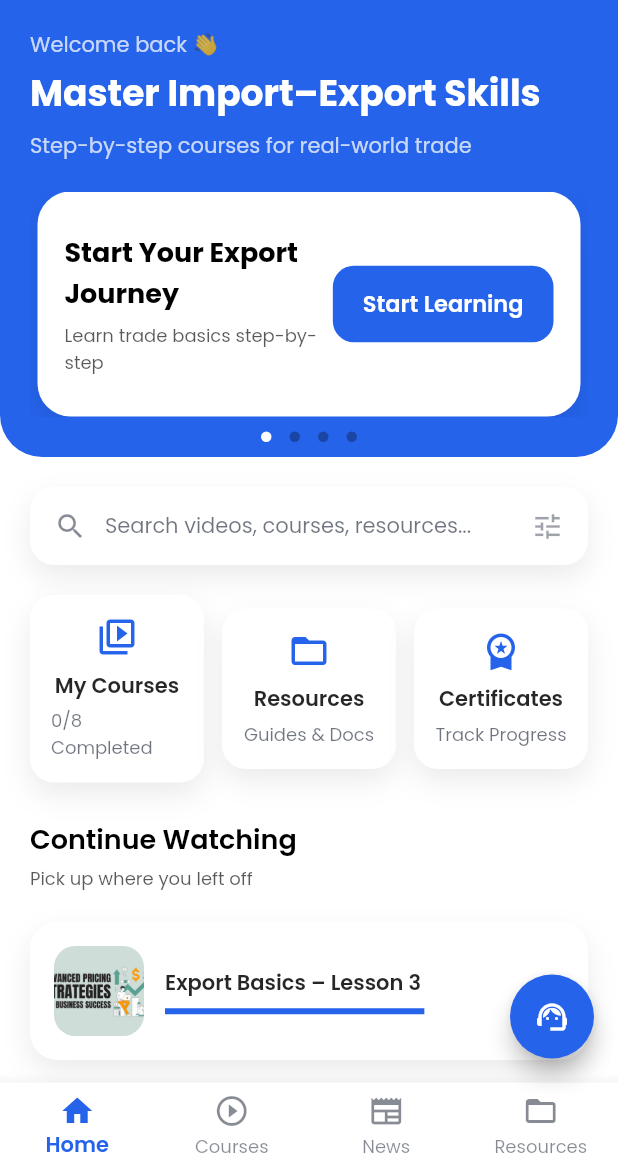
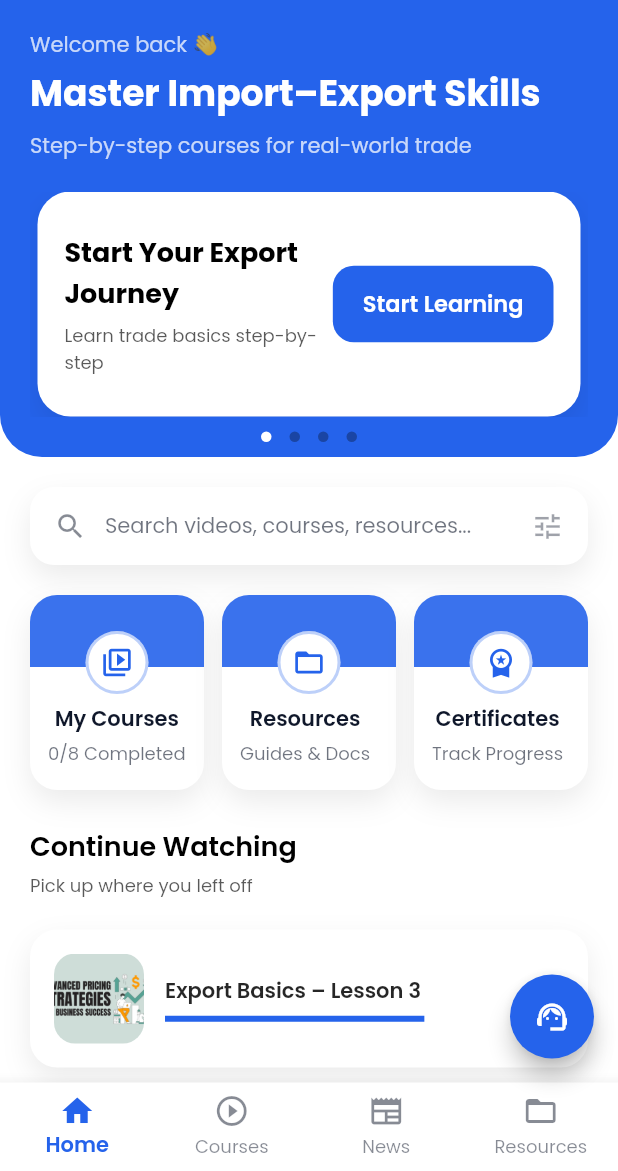
Before and after one commit to codebyAG/exim_lab, a Flutter app: the DashboardScreen screen opened directly, on a phone screen of 412 x 824 dp, the part 65-1236 px from its top. Run offline on Flutter 3.47's test engine with Material 3 defaults, Android fonts, the phone set to English and light mode, and no system bars; our stand-ins replace dio, pin_code_fields, shared_preferences, youtube_player_flutter; accounts and stored records are empty.

Commit message:
my course card

```diff
--- a/lib/features/dashboard/presentation/screens/dashboard.dart
+++ b/lib/features/dashboard/presentation/screens/dashboard.dart
@@ -338,29 +338,81 @@ class _QuickCard extends StatelessWidget {
 
   @override
   Widget build(BuildContext context) {
-    final cs = Theme.of(context).colorScheme;
+    final theme = Theme.of(context);
+    final cs = theme.colorScheme;
 
     return Expanded(
       child: GestureDetector(
         onTap: onTap,
         child: Container(
-          padding: const EdgeInsets.all(14),
+          height: 130,
           decoration: BoxDecoration(
             color: cs.surface,
-            borderRadius: BorderRadius.circular(16),
+            borderRadius: BorderRadius.circular(18),
             boxShadow: appCardShadow(context),
           ),
-          child: Column(
+          child: Stack(
+            clipBehavior: Clip.none,
             children: [
-              Icon(icon, size: 28, color: cs.primary),
-              const SizedBox(height: 8),
-              Text(title, style: const TextStyle(fontWeight: FontWeight.w600)),
-              const SizedBox(height: 4),
-              Text(
-                subtitle,
-                style: TextStyle(
-                  fontSize: 12,
-                  color: cs.onSurface.withOpacity(0.6),
+              // 🔹 TOP CURVED HALF
+              Container(
+                height: 48,
+                decoration: BoxDecoration(
+                  color: cs.primary.withOpacity(0.90),
+                  borderRadius: const BorderRadius.vertical(
+                    top: Radius.circular(18),
+                  ),
+                ),
+              ),
+
+              // 🔹 ICON ON CURVE LINE
+              Positioned(
+                top: 24,
+                left: 0,
+                right: 0,
+                child: Center(
+                  child: Container(
+                    height: 42,
+                    width: 42,
+                    decoration: BoxDecoration(
+                      color: cs.surface,
+                      shape: BoxShape.circle,
+                      border: Border.all(
+                        color: cs.primary.withOpacity(0.3),
+                        width: 2,
+                      ),
+                    ),
+                    child: Icon(icon, size: 22, color: cs.primary),
+                  ),
+                ),
+              ),
+
+              // 🔹 CONTENT
+              Padding(
+                padding: const EdgeInsets.fromLTRB(12, 72, 12, 12),
+                child: Column(
+                  crossAxisAlignment: CrossAxisAlignment.center,
+                  children: [
+                    Text(
+                      title,
+                      maxLines: 1,
+                      overflow: TextOverflow.ellipsis,
+                      style: theme.textTheme.bodyMedium?.copyWith(
+                        fontWeight: FontWeight.w600,
+                        color: cs.onSurface,
+                      ),
+                    ),
+                    const SizedBox(height: 4),
+                    Text(
+                      subtitle,
+                      maxLines: 1,
+                      overflow: TextOverflow.ellipsis,
+                      textAlign: TextAlign.center,
+                      style: theme.textTheme.bodySmall?.copyWith(
+                        color: cs.onSurface.withOpacity(0.6),
+                      ),
+                    ),
+                  ],
                 ),
               ),
             ],
```
